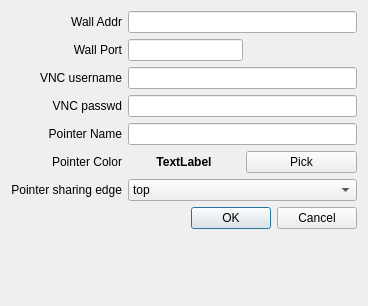
sungwonnam/SAGENext, file src/uiclient/sn_pointerui_conndialog.ui: the form before one commit.
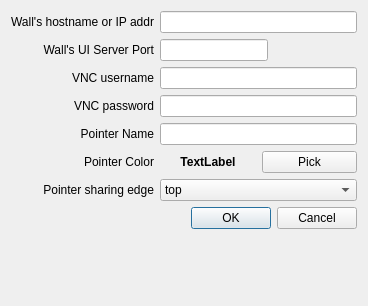
The form after the commit.

Commit message: uiclient now accepts hostname as well

What changed in the file:
```diff
--- a/src/uiclient/sn_pointerui_conndialog.ui
+++ b/src/uiclient/sn_pointerui_conndialog.ui
@@ -26,7 +26,7 @@
       <enum>Qt::LeftToRight</enum>
      </property>
      <property name="text">
-      <string>Wall Addr</string>
+      <string>Wall's hostname or IP addr</string>
      </property>
      <property name="alignment">
       <set>Qt::AlignRight|Qt::AlignTrailing|Qt::AlignVCenter</set>
@@ -39,7 +39,7 @@
    <item row="1" column="0">
     <widget class="QLabel" name="label_2">
      <property name="text">
-      <string>Wall Port</string>
+      <string>Wall's UI Server Port</string>
      </property>
      <property name="alignment">
       <set>Qt::AlignRight|Qt::AlignTrailing|Qt::AlignVCenter</set>
@@ -82,7 +82,7 @@
    <item row="3" column="0">
     <widget class="QLabel" name="label_4">
      <property name="text">
-      <string>VNC passwd</string>
+      <string>VNC password</string>
      </property>
      <property name="alignment">
       <set>Qt::AlignRight|Qt::AlignTrailing|Qt::AlignVCenter</set>
```
The commit also changes 2 other files.
